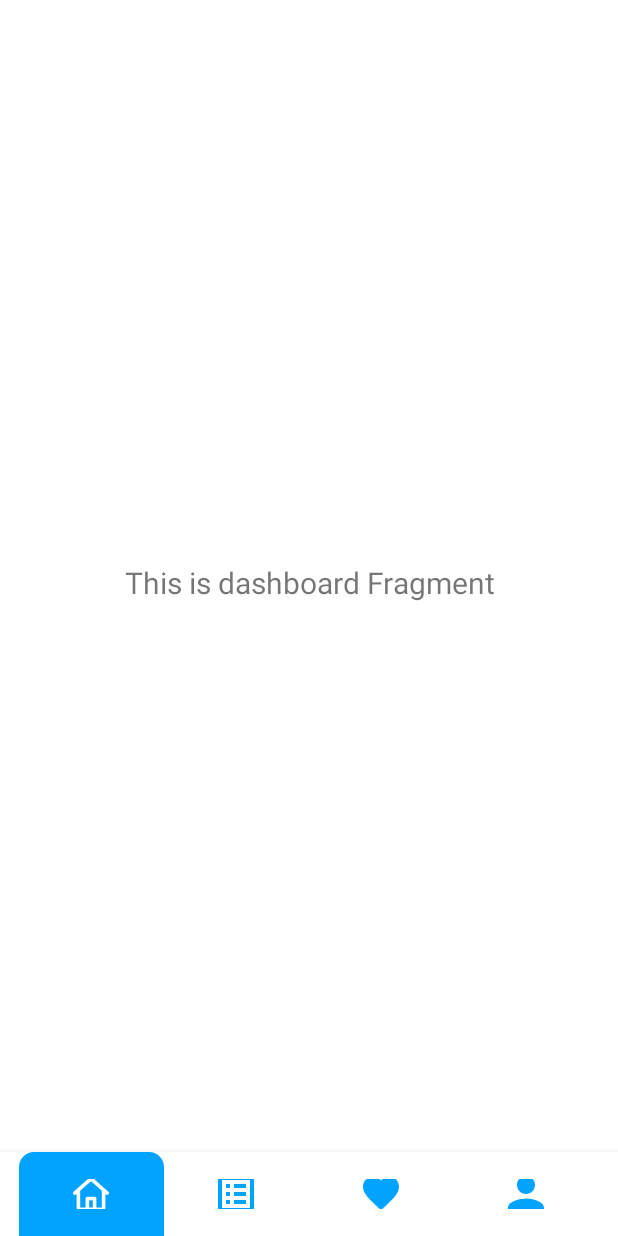
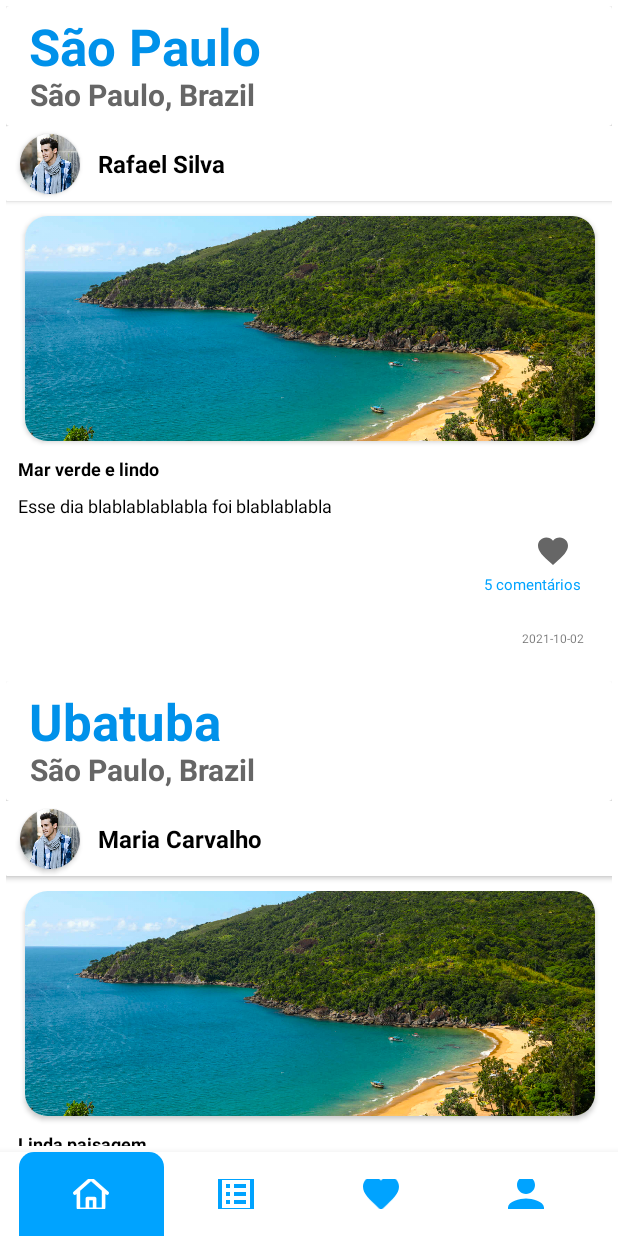
Before and after one commit to fcmaya/Android-Avanade-FIAP, an Android app: the fragment FeedsFragment placed in its activity, on a phone screen of 412 x 824 dp. Run offline under Robolectric (Android 15) with nearby library versions, the phone set to English and light mode, and no system bars; our stand-ins replace navigation-ui.

Commit message:
criação e composição RecyclerView Feed Posts

```diff
--- /dev/null
+++ b/app/src/main/java/br/com/equipequatro/traveltips/adapter/FeedPostAdapter.kt
@@ -0,0 +1,41 @@
+package br.com.equipequatro.traveltips.adapter
+
+import android.view.LayoutInflater
+import android.view.View
+import android.view.ViewGroup
+import android.widget.TextView
+import androidx.recyclerview.widget.RecyclerView
+import br.com.equipequatro.traveltips.R
+import br.com.equipequatro.traveltips.model.FeedPostItem
+import java.time.LocalDate
+
+class FeedPostAdapter(var listaPosts: List<FeedPostItem>): RecyclerView.Adapter<FeedPostAdapter.FeedPostHolder>() {
+
+    class FeedPostHolder(view: View): RecyclerView.ViewHolder(view) {
+        var tv_nome_user = view.findViewById<TextView>(R.id.tv_nome_user_post)
+        var tv_cidade_user = view.findViewById<TextView>(R.id.tv_nome_cidade_feed3)
+        var tv_legenda_post = view.findViewById<TextView>(R.id.tv_legenda_foto_feed)
+        var tv_descricao_post = view.findViewById<TextView>(R.id.tv_desc_foto_feed)
+        var tv_num_comentarios = view.findViewById<TextView>(R.id.tv_numero_comentarios)
+        var tv_data_post = view.findViewById<TextView>(R.id.tv_data_post_feed)
+    }
+
+    override fun onCreateViewHolder(parent: ViewGroup, viewType: Int): FeedPostHolder {
+        val view = LayoutInflater
+            .from(parent.context)
+            .inflate(R.layout.item_lista_feed, parent, false)
+        return FeedPostHolder(view)
+    }
+
+    override fun onBindViewHolder(holder: FeedPostHolder, position: Int) {
+        var post = listaPosts[position]
+        holder.tv_nome_user.text = post.nome_user.toString()
+        holder.tv_cidade_user.text = post.cidade_user.toString()
+        holder.tv_legenda_post.text = post.legenda_post.toString()
+        holder.tv_descricao_post.text = post.descricao_post.toString()
+        holder.tv_num_comentarios.text = "${post.num_comentarios} comentários"
+        holder.tv_data_post.text = post.data_post.toString()
+    }
+
+    override fun getItemCount() = listaPosts.size
+}
--- /dev/null
+++ b/app/src/main/java/br/com/equipequatro/traveltips/model/FeedPostItem.kt
@@ -0,0 +1,15 @@
+package br.com.equipequatro.traveltips.model
+
+import java.time.LocalDate
+import java.util.*
+
+data class FeedPostItem(
+    var id_post: Int = 0,
+    var nome_user: String = "",
+    var cidade_user: String = "",
+    var legenda_post: String = "",
+    var descricao_post: String = "",
+    var favorito: Boolean = false,
+    var num_comentarios: Int = 0,
+    var data_post: LocalDate = LocalDate.now()
+)
--- /dev/null
+++ b/app/src/main/java/br/com/equipequatro/traveltips/repository/FeedPostItemRepository.kt
@@ -0,0 +1,27 @@
+package br.com.equipequatro.traveltips.repository
+
+import br.com.equipequatro.traveltips.model.FeedPostItem
+import java.time.LocalDate
+
+class FeedPostItemRepository {
+
+    companion object {
+
+        fun getPostItem(): List<FeedPostItem> {
+            val posts = mutableListOf<FeedPostItem>(
+                FeedPostItem(1, "Rafael Silva", "São Paulo", "Mar verde e lindo", "Esse dia blablablablabla foi blablablabla", false, 5, LocalDate.of(2021, 10, 2)),
+                FeedPostItem(2, "Maria Carvalho", "Ubatuba", "Linda paisagem", "Sempre que venho blablablablabla foi blablablabla", false, 6, LocalDate.of(2021, 11, 20)),
+                FeedPostItem(3, "Jéssica Domingues", "Ilhabela", "Dia lindo na praia", "Aqui nesse dia blablablablabla foi blablablabla", false, 6, LocalDate.of(2021, 10, 12)),
+                FeedPostItem(4, "Mário Costa Silva", "São Paulo", "Momento de paz", "Hoje blablablablabla foi blablablabla", false, 50, LocalDate.of(2021, 10, 21)),
+                FeedPostItem(5, "José Aparecido", "São Joaquim da Barra", "Sol e chuva", "Sai para blablablablabla foi blablablabla", false, 15, LocalDate.of(2021, 9, 10)),
+                FeedPostItem(6, "Miralva Rodrigo Pereira", "Fortaleza", "Azul céu", "Sempre que blablablablabla foi blablablabla", false, 2, LocalDate.of(2021, 7, 2)),
+                FeedPostItem(7, "Amanda Ap Albuquerque", "Santos", "Dia tranquilo", "Além disso blablablablabla foi blablablabla", false, 1, LocalDate.of(2021, 1, 22)),
+                FeedPostItem(8, "Leonardo Ott", "Araraquara", "Ondas e o mar", "E Nunca blablablablabla foi blablablabla", false, 0, LocalDate.of(2021, 10, 25)),
+                FeedPostItem(9, "Priscila Domingues", "São Vicente", "Mais bela cachoeira", "Hoje é o meu blablablablabla foi blablablabla", false, 0, LocalDate.of(2021, 12, 11)),
+                FeedPostItem(10, "Larissa Silva", "Florianopólis", "Praia translúcida e linda", "Quão é blablablablabla foi blablablabla", false, 12, LocalDate.of(2021, 12, 13))
+            )
+            return posts
+        }
+
+    }
+}
--- a/app/src/main/java/br/com/equipequatro/traveltips/ui/feeds/FeedsFragment.kt
+++ b/app/src/main/java/br/com/equipequatro/traveltips/ui/feeds/FeedsFragment.kt
@@ -8,10 +8,18 @@ import android.widget.TextView
 import androidx.fragment.app.Fragment
 import androidx.lifecycle.Observer
 import androidx.lifecycle.ViewModelProvider
+import androidx.recyclerview.widget.LinearLayoutManager
+import androidx.recyclerview.widget.RecyclerView
+import androidx.viewbinding.ViewBindings
+import br.com.equipequatro.traveltips.R
+import br.com.equipequatro.traveltips.adapter.FeedPostAdapter
 import br.com.equipequatro.traveltips.databinding.FragmentFeedsBinding
+import br.com.equipequatro.traveltips.repository.FeedPostItemRepository
 
 class FeedsFragment : Fragment() {
 
+    private lateinit var rvFeedPosts: RecyclerView
+    private lateinit var postAdapter: FeedPostAdapter
     private lateinit var dashboardViewModel: FeedsViewModel
     private var _binding: FragmentFeedsBinding? = null
 
@@ -24,16 +32,22 @@ class FeedsFragment : Fragment() {
         container: ViewGroup?,
         savedInstanceState: Bundle?
     ): View? {
+
         dashboardViewModel =
             ViewModelProvider(this).get(FeedsViewModel::class.java)
 
         _binding = FragmentFeedsBinding.inflate(inflater, container, false)
         val root: View = binding.root
 
-        val textView: TextView = binding.textDashboard
-        dashboardViewModel.text.observe(viewLifecycleOwner, Observer {
+        rvFeedPosts = binding.rvValoresFeed
+        postAdapter = FeedPostAdapter(FeedPostItemRepository.getPostItem())
+        rvFeedPosts.layoutManager = LinearLayoutManager(context, LinearLayoutManager.VERTICAL, false)
+        rvFeedPosts.adapter = postAdapter
+
+        // val textView: TextView = binding.tvNomeCidadeFeed
+        /* dashboardViewModel.text.observe(viewLifecycleOwner, Observer {
             textView.text = it
-        })
+        }) */
         return root
     }
 
--- /dev/null
+++ b/app/src/main/res/drawable/ic_baseline_favorite_24.xml
@@ -0,0 +1,10 @@
+<vector xmlns:android="http://schemas.android.com/apk/res/android"
+    android:width="24dp"
+    android:height="24dp"
+    android:viewportWidth="24"
+    android:viewportHeight="24"
+    android:tint="?attr/colorControlNormal">
+  <path
+      android:fillColor="@android:color/white"
+      android:pathData="M12,21.35l-1.45,-1.32C5.4,15.36 2,12.28 2,8.5 2,5.42 4.42,3 7.5,3c1.74,0 3.41,0.81 4.5,2.09C13.09,3.81 14.76,3 16.5,3 19.58,3 22,5.42 22,8.5c0,3.78 -3.4,6.86 -8.55,11.54L12,21.35z"/>
+</vector>
--- a/app/src/main/res/layout/fragment_feeds.xml
+++ b/app/src/main/res/layout/fragment_feeds.xml
@@ -7,20 +7,17 @@
     tools:context=".ui.feeds.FeedsFragment">
 
 
-
-    <TextView
-        android:id="@+id/text_dashboard"
-        android:layout_width="match_parent"
-        android:layout_height="wrap_content"
-        android:layout_marginStart="8dp"
-        android:layout_marginTop="8dp"
-        android:layout_marginEnd="8dp"
-        android:textAlignment="center"
-        android:textSize="20sp"
+    <androidx.recyclerview.widget.RecyclerView
+        android:id="@+id/rv_valores_feed"
+        android:layout_width="0dp"
+        android:layout_height="0dp"
+        android:layout_margin="4dp"
         app:layout_constraintBottom_toBottomOf="parent"
         app:layout_constraintEnd_toEndOf="parent"
+        app:layout_constraintHorizontal_bias="0.515"
         app:layout_constraintStart_toStartOf="parent"
-        app:layout_constraintTop_toTopOf="parent" />
+        app:layout_constraintTop_toTopOf="parent"
+        tools:listitem="@layout/item_lista_feed" />
 
 
 </androidx.constraintlayout.widget.ConstraintLayout>
--- /dev/null
+++ b/app/src/main/res/layout/item_lista_feed.xml
@@ -0,0 +1,199 @@
+<?xml version="1.0" encoding="utf-8"?>
+<androidx.constraintlayout.widget.ConstraintLayout xmlns:android="http://schemas.android.com/apk/res/android"
+    xmlns:app="http://schemas.android.com/apk/res-auto"
+    xmlns:tools="http://schemas.android.com/tools"
+    android:layout_width="match_parent"
+    android:layout_height="wrap_content">
+
+    <androidx.cardview.widget.CardView
+        android:id="@+id/cardView5"
+        android:layout_width="match_parent"
+        android:layout_height="80dp"
+        app:layout_constraintEnd_toEndOf="parent"
+        app:layout_constraintStart_toStartOf="parent"
+        app:layout_constraintTop_toTopOf="parent">
+
+        <androidx.constraintlayout.widget.ConstraintLayout
+            android:layout_width="match_parent"
+            android:layout_height="match_parent">
+
+            <TextView
+                android:id="@+id/tv_nome_estado_feed2"
+                android:layout_width="wrap_content"
+                android:layout_height="wrap_content"
+                android:layout_marginStart="16dp"
+                android:text="São Paulo, Brazil"
+                android:textColor="#666"
+                android:textSize="20sp"
+                android:textStyle="bold"
+                app:layout_constraintBottom_toBottomOf="parent"
+                app:layout_constraintStart_toStartOf="parent"
+                app:layout_constraintTop_toBottomOf="@+id/tv_nome_cidade_feed3"
+                app:layout_constraintVertical_bias="0.0" />
+
+            <TextView
+                android:id="@+id/tv_nome_cidade_feed3"
+                android:layout_width="275dp"
+                android:layout_height="41dp"
+                android:layout_marginTop="4dp"
+                android:text="Ubatuba"
+                android:textColor="#0091EA"
+                android:textSize="34sp"
+                android:textStyle="bold"
+                app:layout_constraintBottom_toTopOf="@+id/tv_nome_estado_feed"
+                app:layout_constraintEnd_toEndOf="parent"
+                app:layout_constraintHorizontal_bias="0.117"
+                app:layout_constraintStart_toStartOf="parent"
+                app:layout_constraintTop_toTopOf="parent" />
+        </androidx.constraintlayout.widget.ConstraintLayout>
+    </androidx.cardview.widget.CardView>
+
+    <androidx.cardview.widget.CardView
+        android:layout_width="409dp"
+        android:layout_height="370dp"
+        app:layout_constraintEnd_toEndOf="parent"
+        app:layout_constraintStart_toStartOf="parent"
+        app:layout_constraintTop_toBottomOf="@+id/cardView5">
+
+        <androidx.constraintlayout.widget.ConstraintLayout
+            android:layout_width="match_parent"
+            android:layout_height="match_parent">
+
+            <androidx.cardview.widget.CardView
+                android:id="@+id/cardView3"
+                android:layout_width="407dp"
+                android:layout_height="50dp"
+                app:layout_constraintEnd_toEndOf="parent"
+                app:layout_constraintStart_toStartOf="parent"
+                app:layout_constraintTop_toTopOf="parent">
+
+                <androidx.constraintlayout.widget.ConstraintLayout
+                    android:layout_width="match_parent"
+                    android:layout_height="match_parent">
+
+                    <androidx.cardview.widget.CardView
+                        android:id="@+id/cardView2"
+                        android:layout_width="40dp"
+                        android:layout_height="40dp"
+                        android:layout_marginStart="10dp"
+                        android:layout_marginTop="10dp"
+                        android:layout_marginBottom="10dp"
+                        app:cardCornerRadius="40dp"
+                        app:layout_constraintBottom_toBottomOf="parent"
+                        app:layout_constraintStart_toStartOf="parent"
+                        app:layout_constraintTop_toTopOf="parent">
+
+                        <ImageView
+                            android:id="@+id/imageView5"
+                            android:layout_width="wrap_content"
+                            android:layout_height="wrap_content"
+                            app:srcCompat="@drawable/modelo_pessoa" />
+                    </androidx.cardview.widget.CardView>
+
+                    <TextView
+                        android:id="@+id/tv_nome_user_post"
+                        android:layout_width="wrap_content"
+                        android:layout_height="wrap_content"
+                        android:layout_marginStart="12dp"
+                        android:text="Maria da Silva Lima"
+                        android:textColor="#000000"
+                        android:textSize="16sp"
+                        android:textStyle="bold"
+                        app:layout_constraintBottom_toBottomOf="parent"
+                        app:layout_constraintStart_toEndOf="@+id/cardView2"
+                        app:layout_constraintTop_toTopOf="parent" />
+
+                </androidx.constraintlayout.widget.ConstraintLayout>
+            </androidx.cardview.widget.CardView>
+
+            <androidx.cardview.widget.CardView
+                android:id="@+id/cardView4"
+                android:layout_width="380dp"
+                android:layout_height="150dp"
+                android:layout_marginStart="16dp"
+                android:layout_marginTop="10dp"
+                android:layout_marginEnd="16dp"
+                app:cardCornerRadius="15dp"
+                app:layout_constraintEnd_toEndOf="parent"
+                app:layout_constraintStart_toStartOf="parent"
+                app:layout_constraintTop_toBottomOf="@+id/cardView3">
+
+                <ImageView
+                    android:id="@+id/iv_foto_praia"
+                    android:layout_width="wrap_content"
+                    android:layout_height="170dp"
+                    android:scaleType="centerCrop"
+                    app:srcCompat="@drawable/praia" />
+            </androidx.cardview.widget.CardView>
+
+            <TextView
+                android:id="@+id/tv_legenda_foto_feed"
+                android:layout_width="wrap_content"
+                android:layout_height="wrap_content"
+                android:layout_marginStart="10dp"
+                android:layout_marginTop="10dp"
+                android:text="Praia, montanha e areia branquinha"
+                android:textColor="#000000"
+                android:textSize="12sp"
+                android:textStyle="bold"
+                app:layout_constraintStart_toStartOf="parent"
+                app:layout_constraintTop_toBottomOf="@+id/cardView4" />
+
+            <TextView
+                android:id="@+id/tv_desc_foto_feed"
+                android:layout_width="380dp"
+                android:layout_height="wrap_content"
+                android:layout_marginStart="10dp"
+                android:layout_marginTop="8dp"
+                android:layout_marginEnd="5dp"
+                android:text="Lorem ipsum dolor sit amet, consectetur adipiscing elit, sed do eiusmod tempor incididunt ut labore et dolore magna aliqua. Ut enim ad minim veniam, quis nostrud exercitation ullamco laboris nisi ut aliquip ex ea commodo consequat."
+                android:textAlignment="inherit"
+                android:textColor="#000000"
+                android:textSize="12sp"
+                app:layout_constraintBottom_toTopOf="@+id/imageView6"
+                app:layout_constraintEnd_toEndOf="parent"
+                app:layout_constraintHorizontal_bias="0.0"
+                app:layout_constraintStart_toStartOf="parent"
+                app:layout_constraintTop_toBottomOf="@+id/tv_legenda_foto_feed" />
+
+            <ImageView
+                android:id="@+id/imageView6"
+                android:layout_width="wrap_content"
+                android:layout_height="wrap_content"
+                android:layout_marginTop="10dp"
+                app:layout_constraintEnd_toEndOf="parent"
+                app:layout_constraintHorizontal_bias="0.92"
+                app:layout_constraintStart_toStartOf="parent"
+                app:layout_constraintTop_toBottomOf="@+id/tv_desc_foto_feed"
+                app:srcCompat="@drawable/ic_baseline_favorite_24" />
+
+            <TextView
+                android:id="@+id/tv_numero_comentarios"
+                android:layout_width="wrap_content"
+                android:layout_height="wrap_content"
+                android:layout_marginTop="3dp"
+                android:text="6 comentários"
+                android:textColor="@color/purple_200"
+                android:textSize="10sp"
+                app:layout_constraintBottom_toBottomOf="parent"
+                app:layout_constraintEnd_toEndOf="parent"
+                app:layout_constraintHorizontal_bias="0.93"
+                app:layout_constraintStart_toStartOf="parent"
+                app:layout_constraintTop_toBottomOf="@+id/imageView6"
+                app:layout_constraintVertical_bias="0.0" />
+
+            <TextView
+                android:id="@+id/tv_data_post_feed"
+                android:layout_width="wrap_content"
+                android:layout_height="wrap_content"
+                android:text="21/12/2021"
+                android:textSize="8sp"
+                app:layout_constraintBottom_toBottomOf="parent"
+                app:layout_constraintEnd_toEndOf="parent"
+                app:layout_constraintHorizontal_bias="0.94"
+                app:layout_constraintStart_toStartOf="parent"
+                app:layout_constraintTop_toBottomOf="@+id/tv_numero_comentarios" />
+
+        </androidx.constraintlayout.widget.ConstraintLayout>
+    </androidx.cardview.widget.CardView>
+</androidx.constraintlayout.widget.ConstraintLayout>
```
Also changed, not shown: app/src/main/res/drawable/modelo_pessoa.png (added), app/src/main/res/drawable/praia.jpg (added).
